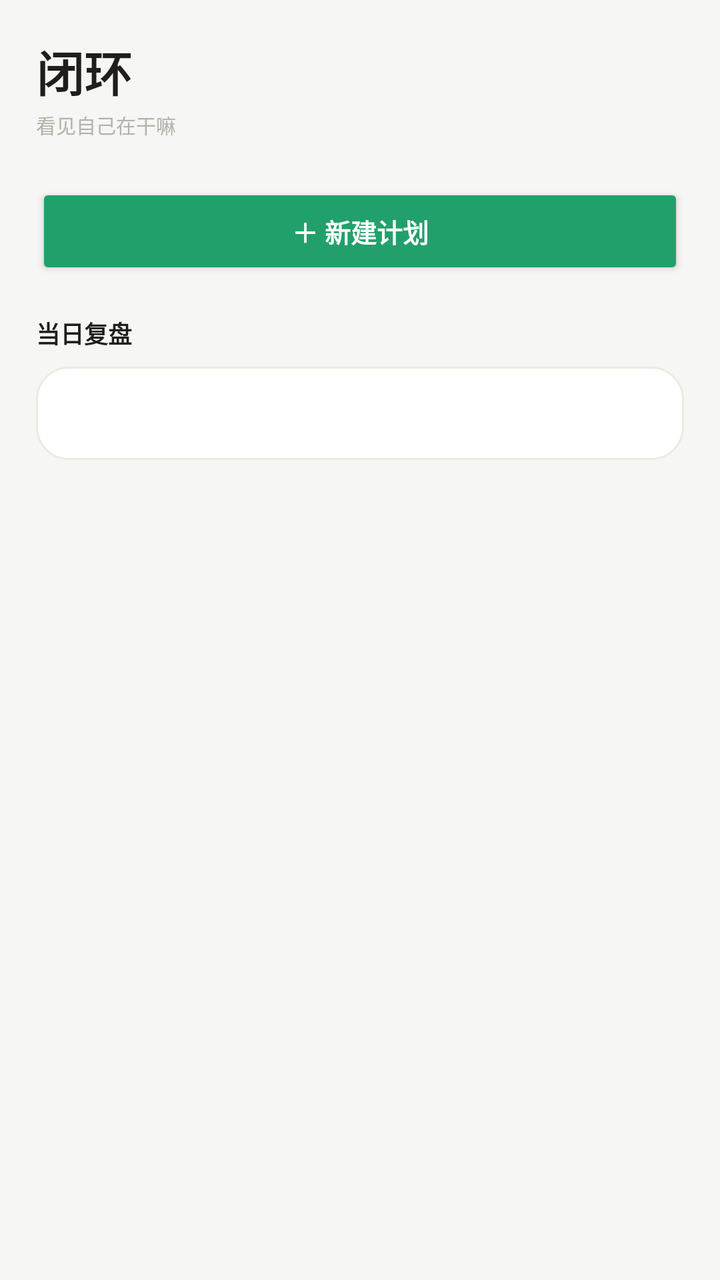
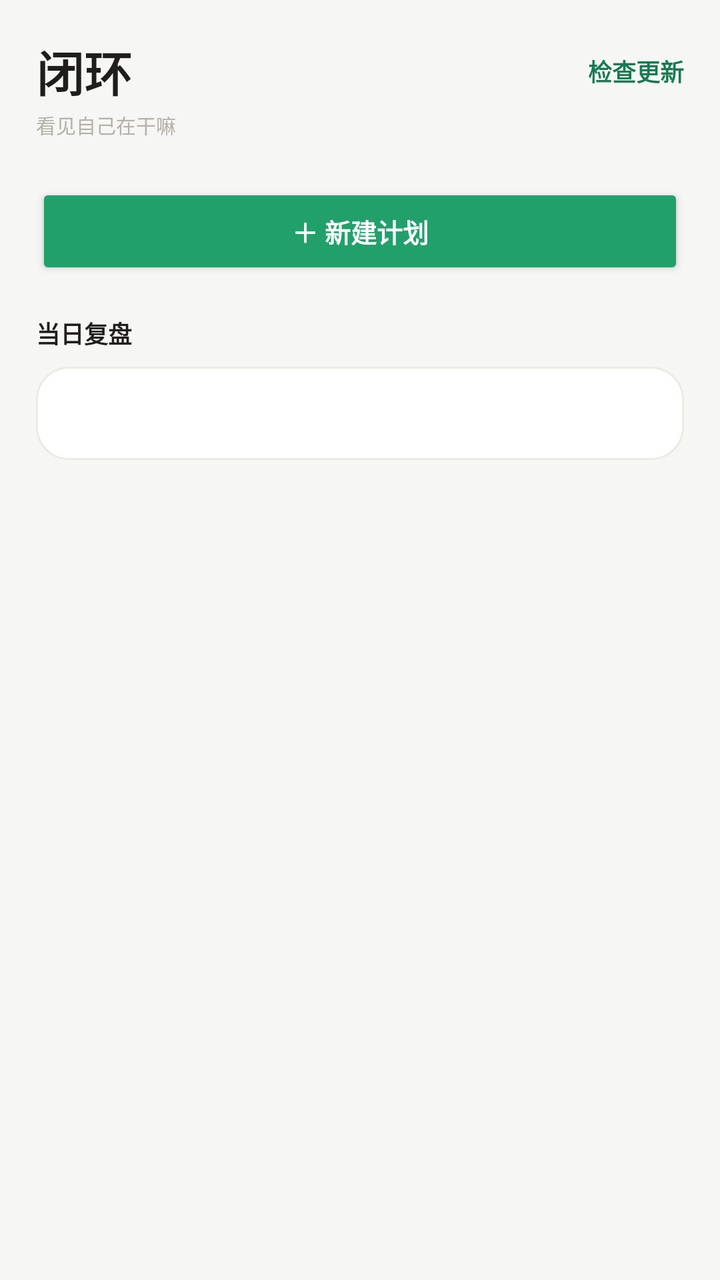

Before-and-after screenshots of an Android layout around one commit, followed by the original layout XML and the change that was made.
<!-- AndroidManifest.xml: application theme Theme.ClosedLoop -->
<!-- res/layout/activity_main.xml -->
<?xml version="1.0" encoding="utf-8"?>
<ScrollView xmlns:android="http://schemas.android.com/apk/res/android"
    android:layout_width="match_parent"
    android:layout_height="match_parent"
    android:fillViewport="true">

    <LinearLayout
        android:layout_width="match_parent"
        android:layout_height="wrap_content"
        android:orientation="vertical"
        android:padding="18dp">

        <LinearLayout
            android:layout_width="match_parent"
            android:layout_height="wrap_content"
            android:orientation="vertical">

            <LinearLayout
                android:layout_width="match_parent"
                android:layout_height="wrap_content"
                android:gravity="center_vertical"
                android:orientation="horizontal">

                <TextView
                    android:layout_width="wrap_content"
                    android:layout_height="wrap_content"
                    android:text="闭环"
                    android:textColor="#1F1E1B"
                    android:textSize="24sp"
                    android:textStyle="bold" />

                <Space
                    android:layout_width="0dp"
                    android:layout_height="wrap_content"
                    android:layout_weight="1" />

                <TextView
                    android:id="@+id/dateView"
                    android:layout_width="wrap_content"
                    android:layout_height="wrap_content"
                    android:textColor="#6B6A66"
                    android:textSize="12sp" />
            </LinearLayout>

            <TextView
                android:layout_width="wrap_content"
                android:layout_height="wrap_content"
                android:layout_marginTop="2dp"
                android:text="看见自己在干嘛"
                android:textColor="#B4B2A9"
                android:textSize="10sp" />
        </LinearLayout>

        <LinearLayout
            android:id="@+id/plansContainer"
            android:layout_width="match_parent"
            android:layout_height="wrap_content"
            android:layout_marginTop="14dp"
            android:orientation="vertical" />

        <Button
            android:id="@+id/btnNew"
            android:layout_width="match_parent"
            android:layout_height="48dp"
            android:layout_marginTop="8dp"
            android:backgroundTint="#22A06B"
            android:text="＋ 新建计划"
            android:textColor="#FFFFFF"
            android:textSize="13sp"
            android:textStyle="bold" />

        <TextView
            android:layout_width="match_parent"
            android:layout_height="wrap_content"
            android:layout_marginTop="18dp"
            android:text="当日复盘"
            android:textColor="#1F1E1B"
            android:textSize="12sp"
            android:textStyle="bold" />

        <TextView
            android:id="@+id/review"
            android:layout_width="match_parent"
            android:layout_height="wrap_content"
            android:layout_marginTop="8dp"
            android:background="@drawable/bg_card"
            android:lineSpacingMultiplier="1.4"
            android:padding="16dp"
            android:textColor="#6B6A66"
            android:textSize="11sp" />
    </LinearLayout>
</ScrollView>
<!-- resources referenced by this layout -->
<resources>
  <!-- drawable bg_card (drawable) -->
  <?xml version="1.0" encoding="utf-8"?>
  <shape xmlns:android="http://schemas.android.com/apk/res/android"
      android:shape="rectangle">
      <solid android:color="#FFFFFF" />
      <stroke android:width="1dp" android:color="#EDEAE3" />
      <corners android:radius="16dp" />
  </shape>
  <style name="Theme.ClosedLoop" parent="Theme.AppCompat.Light.NoActionBar">
          <item name="colorAccent">#22A06B</item>
          <item name="android:windowBackground">#F6F6F4</item>
          <item name="android:statusBarColor">#F6F6F4</item>
          <item name="android:windowLightStatusBar">true</item>
      </style>
</resources>

<!-- the commit's change to res/layout/activity_main.xml (unified diff, before → after) -->
@@ -40,6 +40,16 @@
                     android:layout_height="wrap_content"
                     android:textColor="#6B6A66"
                     android:textSize="12sp" />
+
+                <TextView
+                    android:id="@+id/btnUpdate"
+                    android:layout_width="wrap_content"
+                    android:layout_height="wrap_content"
+                    android:paddingStart="12dp"
+                    android:text="检查更新"
+                    android:textColor="#177A50"
+                    android:textSize="12sp"
+                    android:textStyle="bold" />
             </LinearLayout>
 
             <TextView
